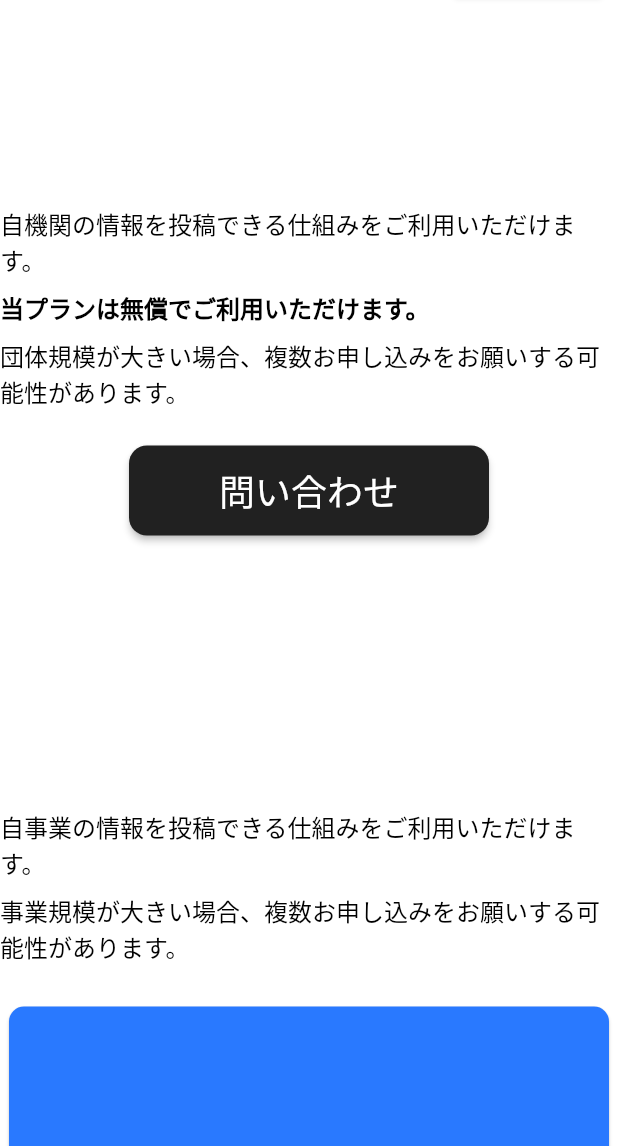
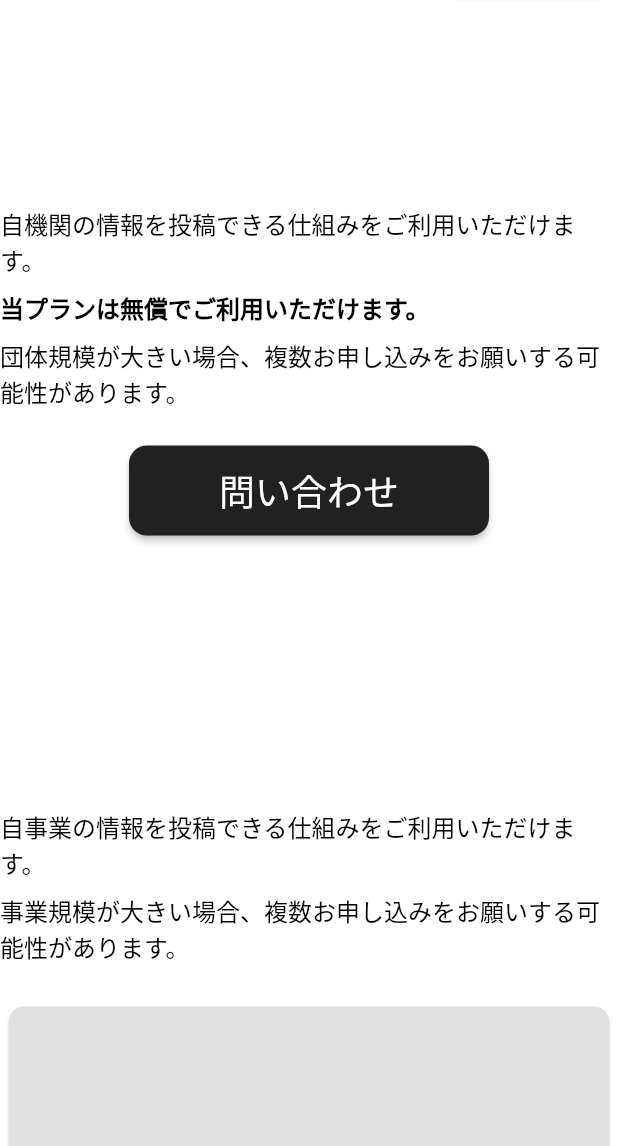
Before and after one commit to takase-pd/baylifeweb, a Flutter app: the PlanPageWidget screen opened directly, scrolled down 1152 dp, on a phone screen of 412 x 824 dp, the part 90-1236 px from its top. Run offline on Flutter 3.47's test engine with Material 2 defaults, Android fonts, the phone set to English and light mode, and no system bars; drawn by our look-alikes of auto_size_text; our stand-ins replace built_collection, built_value, cloud_firestore, firebase_auth, firebase_core, firebase_storage and 11 more; missing offline and left inert: mime_type; accounts and stored records are empty; generated files the repository leaves out were written again.

Commit message:
Updating to latest FlutterFlow output.

```diff
--- a/lib/plan_page/plan_page_widget.dart
+++ b/lib/plan_page/plan_page_widget.dart
@@ -332,7 +332,7 @@ class _PlanPageWidgetState extends State<PlanPageWidget> {
                         },
                         child: Card(
                           clipBehavior: Clip.antiAliasWithSaveLayer,
-                          color: FlutterFlowTheme.primaryColor,
+                          color: FlutterFlowTheme.tDark,
                           shape: RoundedRectangleBorder(
                             borderRadius: BorderRadius.circular(10),
                           ),
@@ -357,7 +357,7 @@ class _PlanPageWidgetState extends State<PlanPageWidget> {
                                         .toString(),
                                     style: FlutterFlowTheme.subtitle1.override(
                                       fontFamily: 'Open Sans',
-                                      color: FlutterFlowTheme.textLight,
+                                      color: FlutterFlowTheme.pDark,
                                     ),
                                   ),
                                   Row(
@@ -367,11 +367,7 @@ class _PlanPageWidgetState extends State<PlanPageWidget> {
                                     children: [
                                       Text(
                                         '利用期間',
-                                        style:
-                                            FlutterFlowTheme.bodyText1.override(
-                                          fontFamily: 'Open Sans',
-                                          color: FlutterFlowTheme.textLight,
-                                        ),
+                                        style: FlutterFlowTheme.bodyText1,
                                       ),
                                       Row(
                                         mainAxisSize: MainAxisSize.max,
@@ -380,11 +376,7 @@ class _PlanPageWidgetState extends State<PlanPageWidget> {
                                             getJsonField(widget.plans,
                                                     r'''$.result.plans[0].prices[0].intervalCount''')
                                                 .toString(),
-                                            style: FlutterFlowTheme.bodyText1
-                                                .override(
-                                              fontFamily: 'Open Sans',
-                                              color: FlutterFlowTheme.textLight,
-                                            ),
+                                            style: FlutterFlowTheme.bodyText1,
                                           ),
                                           Padding(
                                             padding:
@@ -394,12 +386,7 @@ class _PlanPageWidgetState extends State<PlanPageWidget> {
                                               getJsonField(widget.plans,
                                                       r'''$.result.plans[0].prices[0].interval''')
                                                   .toString(),
-                                              style: FlutterFlowTheme.bodyText1
-                                                  .override(
-                                                fontFamily: 'Open Sans',
-                                                color:
-                                                    FlutterFlowTheme.textLight,
-                                              ),
+                                              style: FlutterFlowTheme.bodyText1,
                                             ),
                                           )
                                         ],
@@ -413,11 +400,7 @@ class _PlanPageWidgetState extends State<PlanPageWidget> {
                                     children: [
                                       Text(
                                         '月額',
-                                        style:
-                                            FlutterFlowTheme.bodyText1.override(
-                                          fontFamily: 'Open Sans',
-                                          color: FlutterFlowTheme.textLight,
-                                        ),
+                                        style: FlutterFlowTheme.bodyText1,
                                       ),
                                       Row(
                                         mainAxisSize: MainAxisSize.max,
@@ -428,11 +411,7 @@ class _PlanPageWidgetState extends State<PlanPageWidget> {
                                             getJsonField(widget.plans,
                                                     r'''$.result.plans[0].prices[0].unitAmount''')
                                                 .toString(),
-                                            style: FlutterFlowTheme.bodyText1
-                                                .override(
-                                              fontFamily: 'Open Sans',
-                                              color: FlutterFlowTheme.textLight,
-                                            ),
+                                            style: FlutterFlowTheme.bodyText1,
                                           ),
                                           Padding(
                                             padding:
@@ -442,12 +421,7 @@ class _PlanPageWidgetState extends State<PlanPageWidget> {
                                               getJsonField(widget.plans,
                                                       r'''$.result.plans[0].prices[0].currency''')
                                                   .toString(),
-                                              style: FlutterFlowTheme.bodyText1
-                                                  .override(
-                                                fontFamily: 'Open Sans',
-                                                color:
-                                                    FlutterFlowTheme.textLight,
-                                              ),
+                                              style: FlutterFlowTheme.bodyText1,
                                             ),
                                           )
                                         ],
@@ -477,7 +451,7 @@ class _PlanPageWidgetState extends State<PlanPageWidget> {
                           },
                           child: Card(
                             clipBehavior: Clip.antiAliasWithSaveLayer,
-                            color: FlutterFlowTheme.primaryColor,
+                            color: FlutterFlowTheme.tDark,
                             shape: RoundedRectangleBorder(
                               borderRadius: BorderRadius.circular(10),
                             ),
@@ -503,7 +477,7 @@ class _PlanPageWidgetState extends State<PlanPageWidget> {
                                       style:
                                           FlutterFlowTheme.subtitle1.override(
                                         fontFamily: 'Open Sans',
-                                        color: FlutterFlowTheme.textLight,
+                                        color: FlutterFlowTheme.pDark,
                                       ),
                                     ),
                                     Row(
@@ -513,11 +487,7 @@ class _PlanPageWidgetState extends State<PlanPageWidget> {
                                       children: [
                                         Text(
                                           '利用期間',
-                                          style: FlutterFlowTheme.bodyText1
-                                              .override(
-                                            fontFamily: 'Open Sans',
-                                            color: FlutterFlowTheme.textLight,
-                                          ),
+                                          style: FlutterFlowTheme.bodyText1,
                                         ),
                                         Row(
                                           mainAxisSize: MainAxisSize.max,
@@ -526,12 +496,7 @@ class _PlanPageWidgetState extends State<PlanPageWidget> {
                                               getJsonField(widget.plans,
                                                       r'''$.result.plans[0].prices[1].intervalCount''')
                                                   .toString(),
-                                              style: FlutterFlowTheme.bodyText1
-                                                  .override(
-                                                fontFamily: 'Open Sans',
-                                                color:
-                                                    FlutterFlowTheme.textLight,
-                                              ),
+                                              style: FlutterFlowTheme.bodyText1,
                                             ),
                                             Padding(
                                               padding: EdgeInsetsDirectional
@@ -540,13 +505,8 @@ class _PlanPageWidgetState extends State<PlanPageWidget> {
                                                 getJsonField(widget.plans,
                                                         r'''$.result.plans[0].prices[1].interval''')
                                                     .toString(),
-                                                style: FlutterFlowTheme
-                                                    .bodyText1
-                                                    .override(
-                                                  fontFamily: 'Open Sans',
-                                                  color: FlutterFlowTheme
-                                                      .textLight,
-                                                ),
+                                                style:
+                                                    FlutterFlowTheme.bodyText1,
                                               ),
                                             )
                                           ],
@@ -560,11 +520,7 @@ class _PlanPageWidgetState extends State<PlanPageWidget> {
                                       children: [
                                         Text(
                                           '月額',
-                                          style: FlutterFlowTheme.bodyText1
-                                              .override(
-                                            fontFamily: 'Open Sans',
-                                            color: FlutterFlowTheme.textLight,
-                                          ),
+                                          style: FlutterFlowTheme.bodyText1,
                                         ),
                                         Row(
                                           mainAxisSize: MainAxisSize.max,
@@ -575,12 +531,7 @@ class _PlanPageWidgetState extends State<PlanPageWidget> {
                                               getJsonField(widget.plans,
                                                       r'''$.result.plans[0].prices[1].unitAmount''')
                                                   .toString(),
-                                              style: FlutterFlowTheme.bodyText1
-                                                  .override(
-                                                fontFamily: 'Open Sans',
-                                                color:
-                                                    FlutterFlowTheme.textLight,
-                                              ),
+                                              style: FlutterFlowTheme.bodyText1,
                                             ),
                                             Padding(
                                               padding: EdgeInsetsDirectional
@@ -589,13 +540,8 @@ class _PlanPageWidgetState extends State<PlanPageWidget> {
                                                 getJsonField(widget.plans,
                                                         r'''$.result.plans[0].prices[1].currency''')
                                                     .toString(),
-                                                style: FlutterFlowTheme
-                                                    .bodyText1
-                                                    .override(
-                                                  fontFamily: 'Open Sans',
-                                                  color: FlutterFlowTheme
-                                                      .textLight,
-                                                ),
+                                                style:
+                                                    FlutterFlowTheme.bodyText1,
                                               ),
                                             )
                                           ],
@@ -790,7 +736,7 @@ class _PlanPageWidgetState extends State<PlanPageWidget> {
                         },
                         child: Card(
                           clipBehavior: Clip.antiAliasWithSaveLayer,
-                          color: FlutterFlowTheme.primaryColor,
+                          color: FlutterFlowTheme.tDark,
                           shape: RoundedRectangleBorder(
                             borderRadius: BorderRadius.circular(10),
                           ),
@@ -815,7 +761,7 @@ class _PlanPageWidgetState extends State<PlanPageWidget> {
                                         .toString(),
                                     style: FlutterFlowTheme.subtitle1.override(
                                       fontFamily: 'Open Sans',
-                                      color: FlutterFlowTheme.textLight,
+                                      color: FlutterFlowTheme.pDark,
                                     ),
                                   ),
                                   Row(
@@ -825,11 +771,7 @@ class _PlanPageWidgetState extends State<PlanPageWidget> {
                                     children: [
                                       Text(
                                         '利用期間',
-                                        style:
-                                            FlutterFlowTheme.bodyText1.override(
-                                          fontFamily: 'Open Sans',
-                                          color: FlutterFlowTheme.textLight,
-                                        ),
+                                        style: FlutterFlowTheme.bodyText1,
                                       ),
                                       Row(
                                         mainAxisSize: MainAxisSize.max,
@@ -838,11 +780,7 @@ class _PlanPageWidgetState extends State<PlanPageWidget> {
                                             getJsonField(widget.plans,
                                                     r'''$.result.plans[1].prices[0].intervalCount''')
                                                 .toString(),
-                                            style: FlutterFlowTheme.bodyText1
-                                                .override(
-                                              fontFamily: 'Open Sans',
-                                              color: FlutterFlowTheme.textLight,
-                                            ),
+                                            style: FlutterFlowTheme.bodyText1,
                                           ),
                                           Padding(
                                             padding:
@@ -852,12 +790,7 @@ class _PlanPageWidgetState extends State<PlanPageWidget> {
                                               getJsonField(widget.plans,
                                                       r'''$.result.plans[1].prices[0].interval''')
                                                   .toString(),
-                                              style: FlutterFlowTheme.bodyText1
-                                                  .override(
-                                                fontFamily: 'Open Sans',
-                                                color:
-                                                    FlutterFlowTheme.textLight,
-                                              ),
+                                              style: FlutterFlowTheme.bodyText1,
                                             ),
                                           )
                                         ],
@@ -871,11 +804,7 @@ class _PlanPageWidgetState extends State<PlanPageWidget> {
                                     children: [
                                       Text(
                                         '月額',
-                                        style:
-                                            FlutterFlowTheme.bodyText1.override(
-                                          fontFamily: 'Open Sans',
-                                          color: FlutterFlowTheme.textLight,
-                                        ),
+                                        style: FlutterFlowTheme.bodyText1,
                                       ),
                                       Row(
                                         mainAxisSize: MainAxisSize.max,
@@ -886,11 +815,7 @@ class _PlanPageWidgetState extends State<PlanPageWidget> {
                                             getJsonField(widget.plans,
                                                     r'''$.result.plans[1].prices[0].unitAmount''')
                                                 .toString(),
-                                            style: FlutterFlowTheme.bodyText1
-                                                .override(
-                                              fontFamily: 'Open Sans',
-                                              color: FlutterFlowTheme.textLight,
-                                            ),
+                                            style: FlutterFlowTheme.bodyText1,
                                           ),
                                           Padding(
                                             padding:
@@ -900,12 +825,7 @@ class _PlanPageWidgetState extends State<PlanPageWidget> {
                                               getJsonField(widget.plans,
                                                       r'''$.result.plans[1].prices[0].currency''')
                                                   .toString(),
-                                              style: FlutterFlowTheme.bodyText1
-                                                  .override(
-                                                fontFamily: 'Open Sans',
-                                                color:
-                                                    FlutterFlowTheme.textLight,
-                                              ),
+                                              style: FlutterFlowTheme.bodyText1,
                                             ),
                                           )
                                         ],
```
